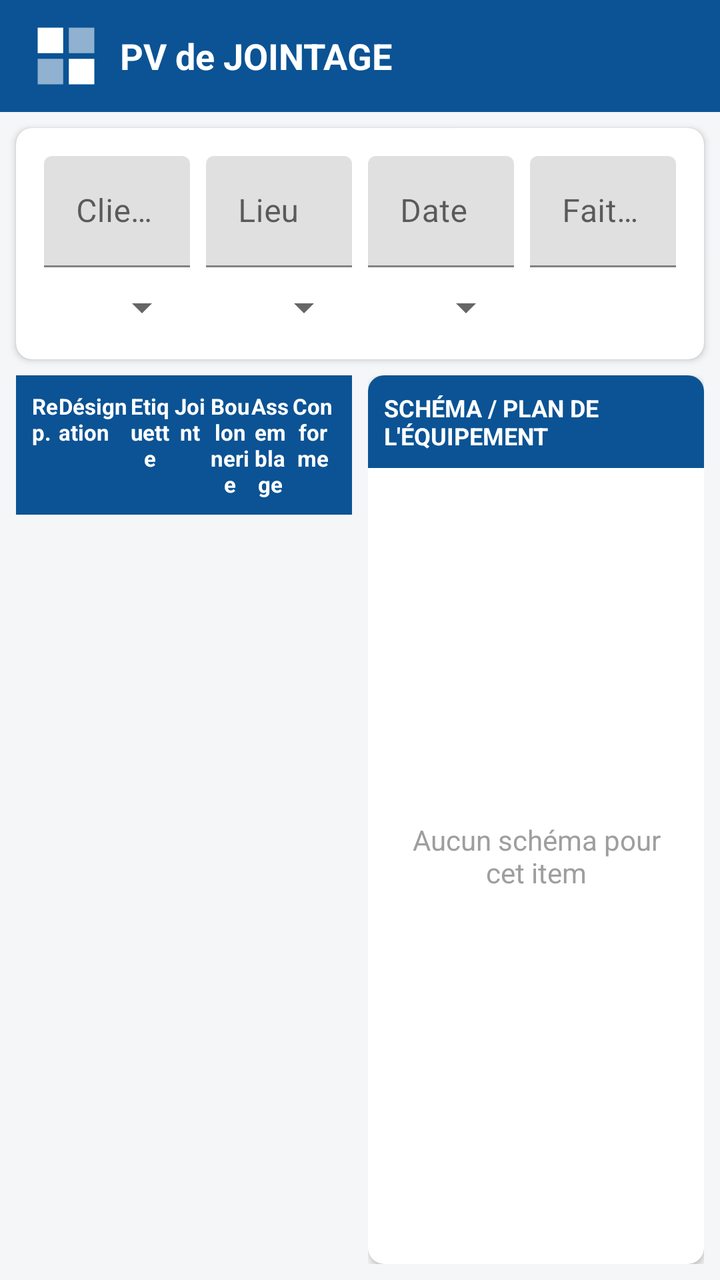
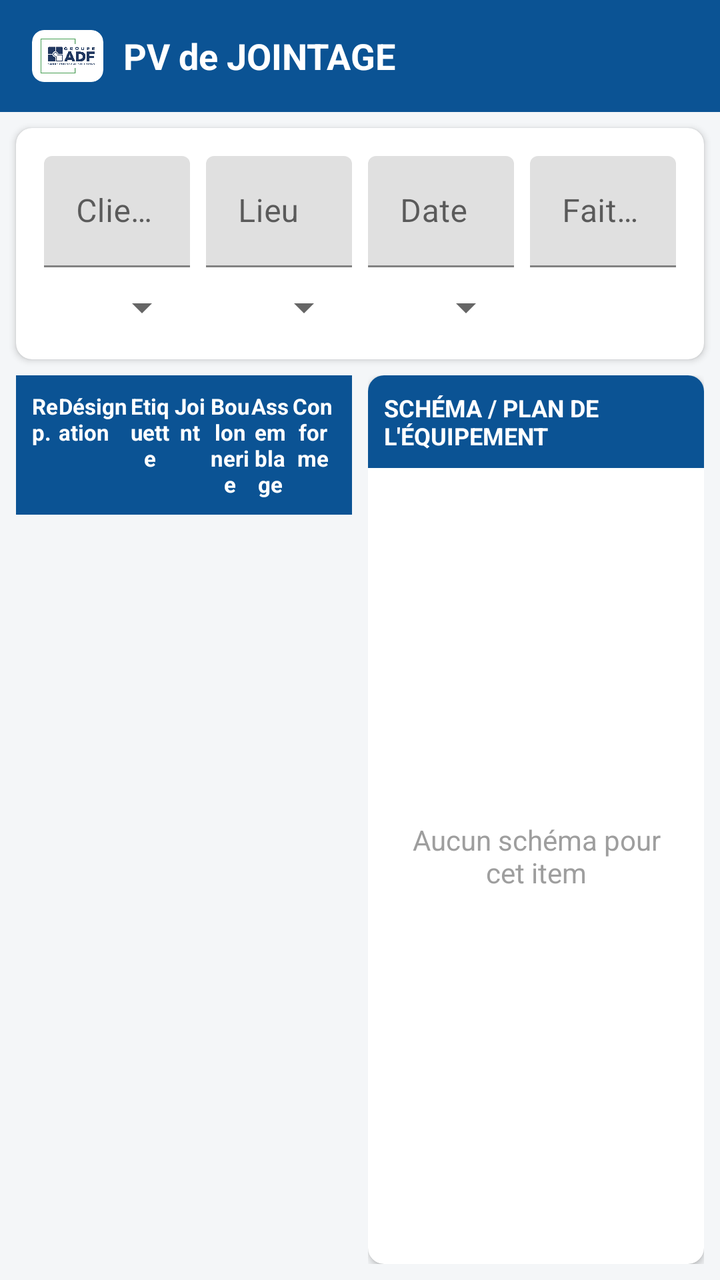

The first picture is an Android layout as it rendered before a commit; the second is the same layout after the commit. The layout source and the unified diff follow.
<!-- AndroidManifest.xml: application theme Theme.PVJointage -->
<!-- res/layout/activity_main.xml -->
<?xml version="1.0" encoding="utf-8"?>
<LinearLayout xmlns:android="http://schemas.android.com/apk/res/android"
    xmlns:app="http://schemas.android.com/apk/res-auto"
    android:layout_width="match_parent"
    android:layout_height="match_parent"
    android:orientation="vertical"
    android:background="@color/background">

    <com.google.android.material.appbar.MaterialToolbar
        android:id="@+id/toolbar"
        android:layout_width="match_parent"
        android:layout_height="?attr/actionBarSize"
        android:background="@color/primary">

        <LinearLayout
            android:layout_width="wrap_content"
            android:layout_height="wrap_content"
            android:orientation="horizontal"
            android:gravity="center_vertical">

            <ImageView
                android:id="@+id/imgLogo"
                android:layout_width="34dp"
                android:layout_height="34dp"
                android:layout_marginEnd="10dp"
                android:src="@drawable/logo_adf"
                android:contentDescription="@string/app_name" />

            <TextView
                android:layout_width="wrap_content"
                android:layout_height="wrap_content"
                android:text="@string/titre_onglet_principal"
                android:textColor="@color/white"
                android:textSize="18sp"
                android:textStyle="bold" />
        </LinearLayout>
    </com.google.android.material.appbar.MaterialToolbar>

    
    <androidx.cardview.widget.CardView
        android:layout_width="match_parent"
        android:layout_height="wrap_content"
        app:cardCornerRadius="8dp"
        app:cardElevation="2dp"
        android:layout_margin="8dp">

        <GridLayout
            android:layout_width="match_parent"
            android:layout_height="wrap_content"
            android:padding="10dp"
            android:columnCount="4">

            
            <com.google.android.material.textfield.TextInputLayout
                android:layout_width="0dp"
                android:layout_height="wrap_content"
                android:layout_columnWeight="1"
                android:layout_margin="4dp"
                android:hint="@string/client">
                <com.google.android.material.textfield.TextInputEditText
                    android:id="@+id/etClient"
                    android:layout_width="match_parent"
                    android:layout_height="wrap_content"
                    android:focusable="false"
                    android:focusableInTouchMode="false"
                    android:cursorVisible="false"
                    android:longClickable="false" />
            </com.google.android.material.textfield.TextInputLayout>

            <com.google.android.material.textfield.TextInputLayout
                android:layout_width="0dp"
                android:layout_height="wrap_content"
                android:layout_columnWeight="1"
                android:layout_margin="4dp"
                android:hint="@string/lieu">
                <com.google.android.material.textfield.TextInputEditText
                    android:id="@+id/etLieu"
                    android:layout_width="match_parent"
                    android:layout_height="wrap_content"
                    android:focusable="false"
                    android:focusableInTouchMode="false"
                    android:cursorVisible="false"
                    android:longClickable="false" />
            </com.google.android.material.textfield.TextInputLayout>

            <com.google.android.material.textfield.TextInputLayout
                android:layout_width="0dp"
                android:layout_height="wrap_content"
                android:layout_columnWeight="1"
                android:layout_margin="4dp"
                android:hint="@string/date">
                <com.google.android.material.textfield.TextInputEditText
                    android:id="@+id/etDate"
                    android:layout_width="match_parent"
                    android:layout_height="wrap_content"
                    android:focusable="false"
                    android:focusableInTouchMode="false"
                    android:cursorVisible="false"
                    android:longClickable="false" />
            </com.google.android.material.textfield.TextInputLayout>

            <com.google.android.material.textfield.TextInputLayout
                android:layout_width="0dp"
                android:layout_height="wrap_content"
                android:layout_columnWeight="1"
                android:layout_margin="4dp"
                android:hint="@string/fait_par">
                <com.google.android.material.textfield.TextInputEditText
                    android:id="@+id/etFaitPar"
                    android:layout_width="match_parent"
                    android:layout_height="wrap_content"
                    android:focusable="false"
                    android:focusableInTouchMode="false"
                    android:cursorVisible="false"
                    android:longClickable="false" />
            </com.google.android.material.textfield.TextInputLayout>

            <Spinner
                android:id="@+id/spUnite"
                android:layout_width="0dp"
                android:layout_height="wrap_content"
                android:layout_columnWeight="1"
                android:layout_margin="4dp" />

            <Spinner
                android:id="@+id/spFamille"
                android:layout_width="0dp"
                android:layout_height="wrap_content"
                android:layout_columnWeight="1"
                android:layout_margin="4dp" />

            <Spinner
                android:id="@+id/spItem"
                android:layout_width="0dp"
                android:layout_height="wrap_content"
                android:layout_columnWeight="1"
                android:layout_margin="4dp" />
        </GridLayout>
    </androidx.cardview.widget.CardView>

    
    <LinearLayout
        android:layout_width="match_parent"
        android:layout_height="0dp"
        android:layout_weight="1"
        android:orientation="horizontal">

        
        <LinearLayout
            android:layout_width="0dp"
            android:layout_height="match_parent"
            android:layout_weight="1"
            android:orientation="vertical"
            android:paddingStart="8dp"
            android:paddingEnd="4dp"
            android:paddingBottom="8dp">

            <LinearLayout
                android:layout_width="match_parent"
                android:layout_height="wrap_content"
                android:orientation="horizontal"
                android:background="@color/primary"
                android:padding="8dp">

                <TextView android:layout_width="0dp" android:layout_height="wrap_content" android:layout_weight="0.6" android:text="@string/col_rep" android:textColor="@color/white" android:textStyle="bold" android:textSize="11sp"/>
                <TextView android:layout_width="0dp" android:layout_height="wrap_content" android:layout_weight="1.6" android:text="@string/col_designation" android:textColor="@color/white" android:textStyle="bold" android:textSize="11sp"/>
                <TextView android:layout_width="0dp" android:layout_height="wrap_content" android:layout_weight="0.9" android:text="@string/col_etiquette" android:textColor="@color/white" android:textStyle="bold" android:gravity="center" android:textSize="11sp"/>
                <TextView android:layout_width="0dp" android:layout_height="wrap_content" android:layout_weight="0.9" android:text="@string/col_joint" android:textColor="@color/white" android:textStyle="bold" android:gravity="center" android:textSize="11sp"/>
                <TextView android:layout_width="0dp" android:layout_height="wrap_content" android:layout_weight="0.9" android:text="@string/col_boulonnerie" android:textColor="@color/white" android:textStyle="bold" android:gravity="center" android:textSize="11sp"/>
                <TextView android:layout_width="0dp" android:layout_height="wrap_content" android:layout_weight="0.9" android:text="@string/col_assemblage" android:textColor="@color/white" android:textStyle="bold" android:gravity="center" android:textSize="11sp"/>
                <TextView android:layout_width="0dp" android:layout_height="wrap_content" android:layout_weight="1" android:text="@string/col_conforme" android:textColor="@color/white" android:textStyle="bold" android:gravity="center" android:textSize="11sp"/>
            </LinearLayout>

            <androidx.recyclerview.widget.RecyclerView
                android:id="@+id/rvBrides"
                android:layout_width="match_parent"
                android:layout_height="0dp"
                android:layout_weight="1" />
        </LinearLayout>

        
        <LinearLayout
            android:layout_width="0dp"
            android:layout_height="match_parent"
            android:layout_weight="1"
            android:orientation="vertical"
            android:paddingStart="4dp"
            android:paddingEnd="8dp"
            android:paddingBottom="8dp">

            <androidx.cardview.widget.CardView
                android:layout_width="match_parent"
                android:layout_height="match_parent"
                app:cardCornerRadius="8dp"
                app:cardElevation="2dp">

                <LinearLayout
                    android:layout_width="match_parent"
                    android:layout_height="match_parent"
                    android:orientation="vertical">

                    <TextView
                        android:layout_width="match_parent"
                        android:layout_height="wrap_content"
                        android:background="@color/primary"
                        android:textColor="@color/white"
                        android:textStyle="bold"
                        android:textSize="12sp"
                        android:padding="8dp"
                        android:text="@string/schema_titre" />

                    <FrameLayout
                        android:layout_width="match_parent"
                        android:layout_height="0dp"
                        android:layout_weight="1">

                        <ImageView
                            android:id="@+id/imgSchema"
                            android:layout_width="match_parent"
                            android:layout_height="match_parent"
                            android:scaleType="fitCenter"
                            android:contentDescription="@string/schema_titre"
                            android:clickable="true"
                            android:focusable="true"
                            android:visibility="gone" />

                        <LinearLayout
                            android:id="@+id/emptySchemaLayout"
                            android:layout_width="match_parent"
                            android:layout_height="match_parent"
                            android:orientation="vertical"
                            android:gravity="center"
                            android:padding="16dp">

                            <TextView
                                android:layout_width="wrap_content"
                                android:layout_height="wrap_content"
                                android:text="@string/aucun_schema"
                                android:textColor="@color/en_attente"
                                android:gravity="center"
                                android:layout_marginBottom="10dp" />
                        </LinearLayout>
                    </FrameLayout>
                </LinearLayout>
            </androidx.cardview.widget.CardView>
        </LinearLayout>

    </LinearLayout>
</LinearLayout>
<!-- resources referenced by this layout -->
<resources>
  <color name="background">#F4F6F8</color>
  <color name="en_attente">#9E9E9E</color>
  <color name="primary">#0B5394</color>
  <color name="white">#FFFFFF</color>
  <!-- drawable logo_adf (drawable) -->
  <?xml version="1.0" encoding="utf-8"?>
  <vector xmlns:android="http://schemas.android.com/apk/res/android"
      android:width="48dp"
      android:height="48dp"
      android:viewportWidth="48"
      android:viewportHeight="48">
      <path
          android:fillColor="#FFFFFF"
          android:pathData="M4,4h18v18h-18z" />
      <path
          android:fillColor="#FFFFFF"
          android:fillAlpha="0.55"
          android:pathData="M26,4h18v18h-18z" />
      <path
          android:fillColor="#FFFFFF"
          android:fillAlpha="0.55"
          android:pathData="M4,26h18v18h-18z" />
      <path
          android:fillColor="#FFFFFF"
          android:pathData="M26,26h18v18h-18z" />
  </vector>
  <string name="app_name">PV Jointage</string>
  <string name="aucun_schema">Aucun schéma pour cet item</string>
  <string name="client">Client</string>
  <string name="col_assemblage">Assemblage</string>
  <string name="col_boulonnerie">Boulonnerie</string>
  <string name="col_conforme">Conforme</string>
  <string name="col_designation">Désignation</string>
  <string name="col_etiquette">Etiquette</string>
  <string name="col_joint">Joint</string>
  <string name="col_rep">Rep.</string>
  <string name="date">Date</string>
  <string name="fait_par">Fait par</string>
  <string name="lieu">Lieu</string>
  <string name="schema_titre">SCHÉMA / PLAN DE L\'ÉQUIPEMENT</string>
  <string name="titre_onglet_principal">PV de JOINTAGE</string>
  <style name="Theme.PVJointage" parent="Theme.MaterialComponents.DayNight.NoActionBar">
          <item name="colorPrimary">@color/primary</item>
          <item name="colorPrimaryDark">@color/primary_dark</item>
          <item name="colorAccent">@color/accent</item>
          <item name="android:windowBackground">@color/background</item>
      </style>
  <color name="primary_dark">#073763</color>
  <color name="accent">#F1C232</color>
</resources>

<!-- the commit's change to res/layout/activity_main.xml (unified diff, before → after) -->
@@ -18,13 +18,24 @@
             android:orientation="horizontal"
             android:gravity="center_vertical">
 
-            <ImageView
-                android:id="@+id/imgLogo"
-                android:layout_width="34dp"
-                android:layout_height="34dp"
+            <androidx.cardview.widget.CardView
+                android:layout_width="wrap_content"
+                android:layout_height="wrap_content"
                 android:layout_marginEnd="10dp"
-                android:src="@drawable/logo_adf"
-                android:contentDescription="@string/app_name" />
+                app:cardBackgroundColor="@color/white"
+                app:cardCornerRadius="6dp"
+                app:cardElevation="0dp">
+
+                <ImageView
+                    android:id="@+id/imgLogo"
+                    android:layout_width="wrap_content"
+                    android:layout_height="26dp"
+                    android:padding="4dp"
+                    android:adjustViewBounds="true"
+                    android:scaleType="fitCenter"
+                    android:src="@drawable/logo_adf"
+                    android:contentDescription="@string/app_name" />
+            </androidx.cardview.widget.CardView>
 
             <TextView
                 android:layout_width="wrap_content"
<!-- resource entries referenced after the edit -->
@@ -4,28 +4,7 @@
   <color name="en_attente">#9E9E9E</color>
   <color name="primary">#0B5394</color>
   <color name="white">#FFFFFF</color>
-  <!-- drawable logo_adf (drawable) -->
-  <?xml version="1.0" encoding="utf-8"?>
-  <vector xmlns:android="http://schemas.android.com/apk/res/android"
-      android:width="48dp"
-      android:height="48dp"
-      android:viewportWidth="48"
-      android:viewportHeight="48">
-      <path
-          android:fillColor="#FFFFFF"
-          android:pathData="M4,4h18v18h-18z" />
-      <path
-          android:fillColor="#FFFFFF"
-          android:fillAlpha="0.55"
-          android:pathData="M26,4h18v18h-18z" />
-      <path
-          android:fillColor="#FFFFFF"
-          android:fillAlpha="0.55"
-          android:pathData="M4,26h18v18h-18z" />
-      <path
-          android:fillColor="#FFFFFF"
-          android:pathData="M26,26h18v18h-18z" />
-  </vector>
+  <!-- drawable logo_adf: png bitmap (drawable, 181390 bytes) -->
   <string name="app_name">PV Jointage</string>
   <string name="aucun_schema">Aucun schéma pour cet item</string>
   <string name="client">Client</string>
